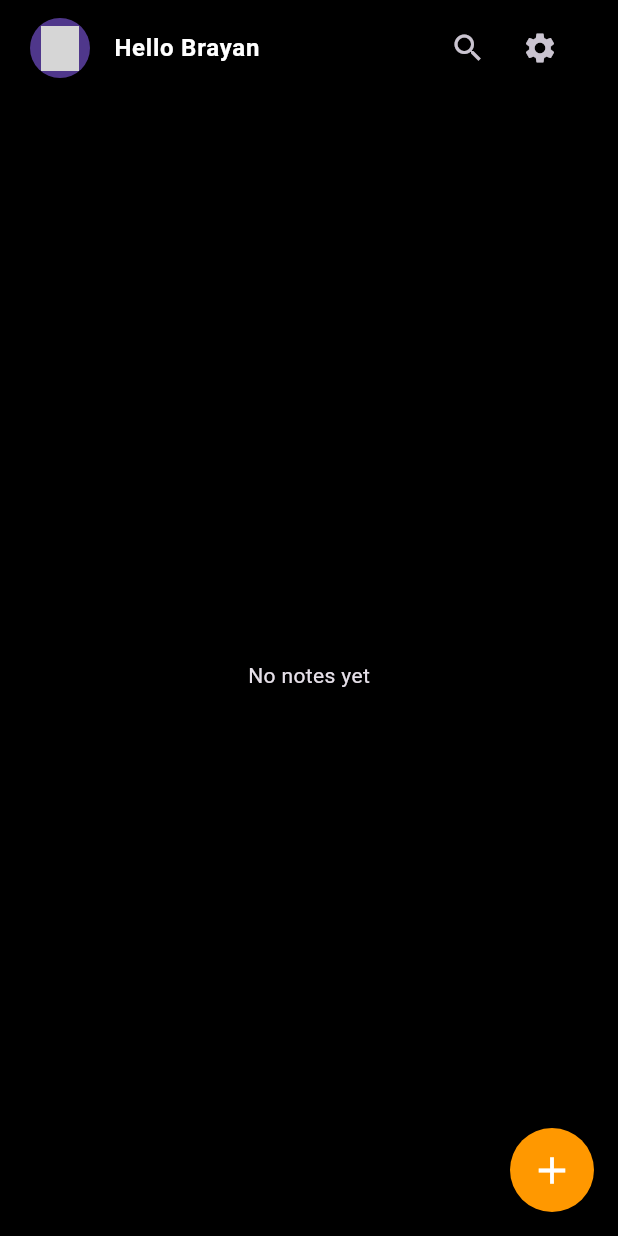
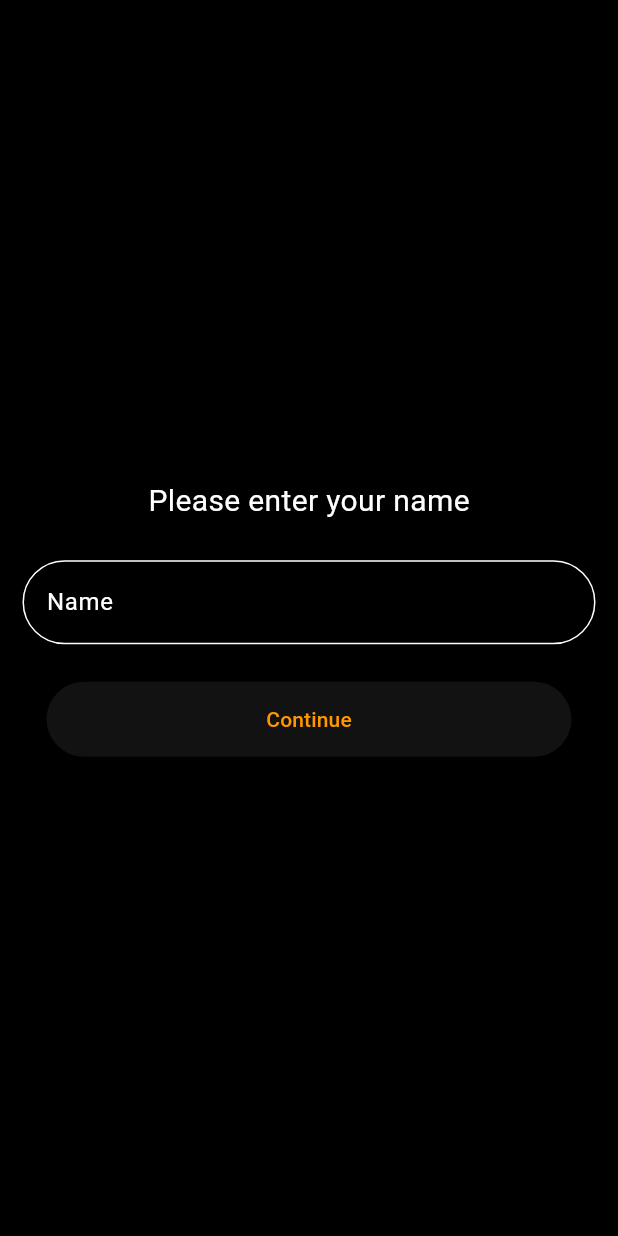
Before and after one commit to Its-Brayan/Notes-frontend, a Flutter app: the screen it shows after launch, on a phone screen of 412 x 824 dp. Run offline on Flutter 3.47's test engine with Material 3 defaults, Android fonts, the phone set to English and light mode, and no system bars; our stand-ins replace animated_splash_screen, lottie; grey boxes are pictures that could not be loaded.

Commit message:
username page

```diff
--- /dev/null
+++ b/lib/Screens/Auth/usernamepage.dart
@@ -0,0 +1,55 @@
+import 'package:flutter/material.dart';
+class usernamepage extends StatelessWidget {
+  const usernamepage({super.key});
+
+  @override
+  Widget build(BuildContext context) {
+    return Scaffold(
+      backgroundColor: Colors.black,
+     body: SafeArea(child: Center(
+       child: Column(
+         mainAxisAlignment: MainAxisAlignment.center,
+         children: [
+             Text("Please enter your name",
+             style: TextStyle(
+               color: Colors.white,
+               fontSize: 20,
+             ),
+
+             ),
+         SizedBox(height: 10),
+         Padding(
+           padding: const EdgeInsets.all(15.0),
+           child: Form(child: TextFormField(
+             decoration: InputDecoration(
+               border:OutlineInputBorder(
+                 borderRadius: BorderRadius.circular(40),
+                 borderSide: BorderSide(
+                   color: Colors.orange,
+                 ),
+               ),
+               hintText: 'Name',
+               hintStyle: TextStyle(
+                 color: Colors.white,
+               ),
+
+           ),
+           )
+
+           ),
+         ),
+         SizedBox(height: 10),
+           ElevatedButton(
+
+             style: ElevatedButton.styleFrom(
+               minimumSize: Size(350, 50),
+             ),
+               onPressed: (){
+             Navigator.pushNamed(context, '/home');
+           }, child: Text("Continue"))
+           ]
+       ),
+     )),
+    );
+  }
+}
--- a/lib/Screens/Settings/about.dart
+++ b/lib/Screens/Settings/about.dart
@@ -19,7 +19,8 @@ class about extends StatelessWidget {
               child: Card(
                 child: Padding(
                   padding: const EdgeInsets.all(18.0),
-                  child: Text("NotesApp is a sleek and intuitive note-taking application designed to help you capture ideas, organize thoughts, and stay productive wherever you are. It allows you to quickly create and edit notes, pin important ones to the top, and easily manage multiple notes with selection mode for bulk actions like delete, lock, or pin. With a clean, responsive layout and automatic saving, NotesApp ensures your notes are always accessible and well-organized, making it perfect for reminders, ideas, or daily task management.",
+                  child: Text("NotesApp is a sleek and intuitive note-taking application designed to help you capture ideas, organize thoughts, and stay productive wherever you are. "
+                      "\n\nIt allows you to quickly create and edit notes, pin important ones to the top, and easily manage multiple notes with selection mode for bulk actions like delete, lock, or pin. With a clean, responsive layout and automatic saving, NotesApp ensures your notes are always accessible and well-organized, making it perfect for reminders, ideas, or daily task management.",
                   style: TextStyle(
                     fontSize: 16,
                     wordSpacing: 3,
--- a/lib/Screens/Splash/splashscreen.dart
+++ b/lib/Screens/Splash/splashscreen.dart
@@ -3,6 +3,7 @@ import 'package:lottie/lottie.dart';
 import 'package:provider/provider.dart';
 import 'package:flutter/material.dart';
 import 'package:notes/Screens/Home.dart';
+import 'package:notes/Screens/Auth/usernamepage.dart';
 class splashscreen extends StatelessWidget {
   const splashscreen({super.key});
 
@@ -12,7 +13,7 @@ class splashscreen extends StatelessWidget {
 
       child:Lottie.asset('assets/animation.json')
     ),
-        nextScreen: Home(),
+        nextScreen: usernamepage(),
       splashIconSize: 200,
       backgroundColor: Colors.black54,
       duration: 5000,
--- a/lib/main.dart
+++ b/lib/main.dart
@@ -7,6 +7,7 @@ import 'package:provider/provider.dart';
 import 'package:notes/Providers/Notesprovider.dart';
 import 'package:notes/Screens/Settings/settings.dart';
 import 'package:notes/Screens/Settings/about.dart';
+import 'package:notes/Screens/Auth/usernamepage.dart';
 
 void main() {
   runApp(
@@ -31,10 +32,15 @@ class MyApp extends StatelessWidget {
         '/takenotes':(context) => notetaker(),
         '/settings':(context) => settings(),
         '/about':(context) => about(),
+        '/username':(context) => usernamepage(),
       },
       title: 'Flutter Demo',
       theme: ThemeData.dark().copyWith(
         scaffoldBackgroundColor: Colors.black54,
+       colorScheme: ColorScheme.dark(
+         primary: Colors.orange,
+         secondary: Colors.orange,
+       ),
 
 
       ),
```
